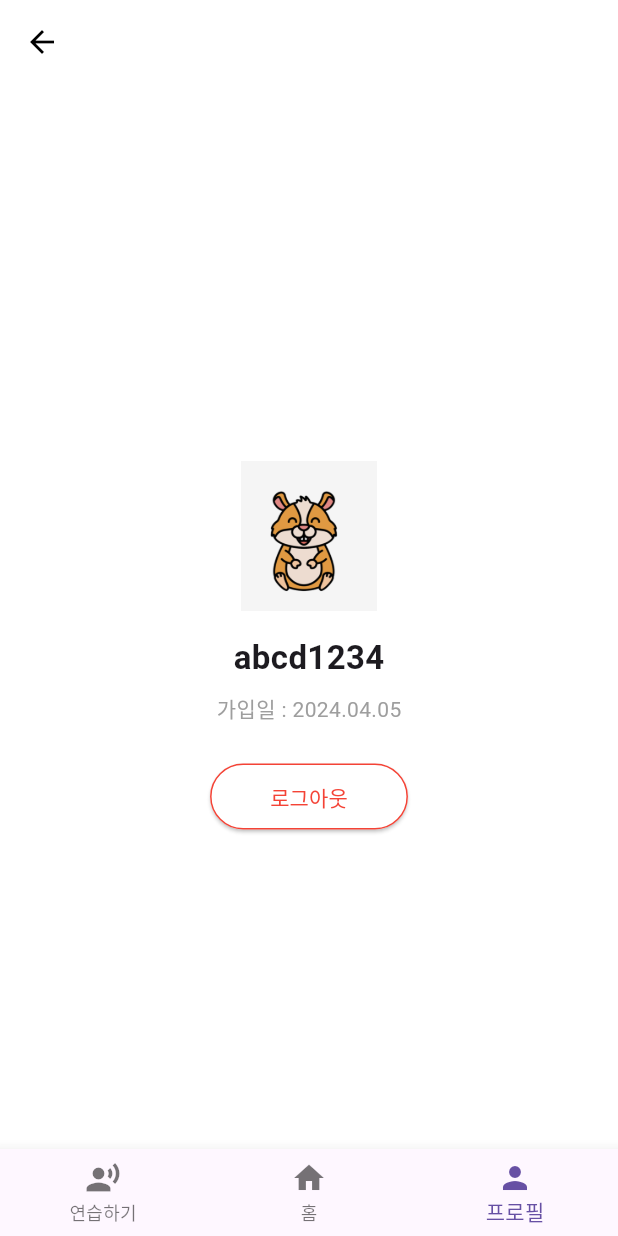
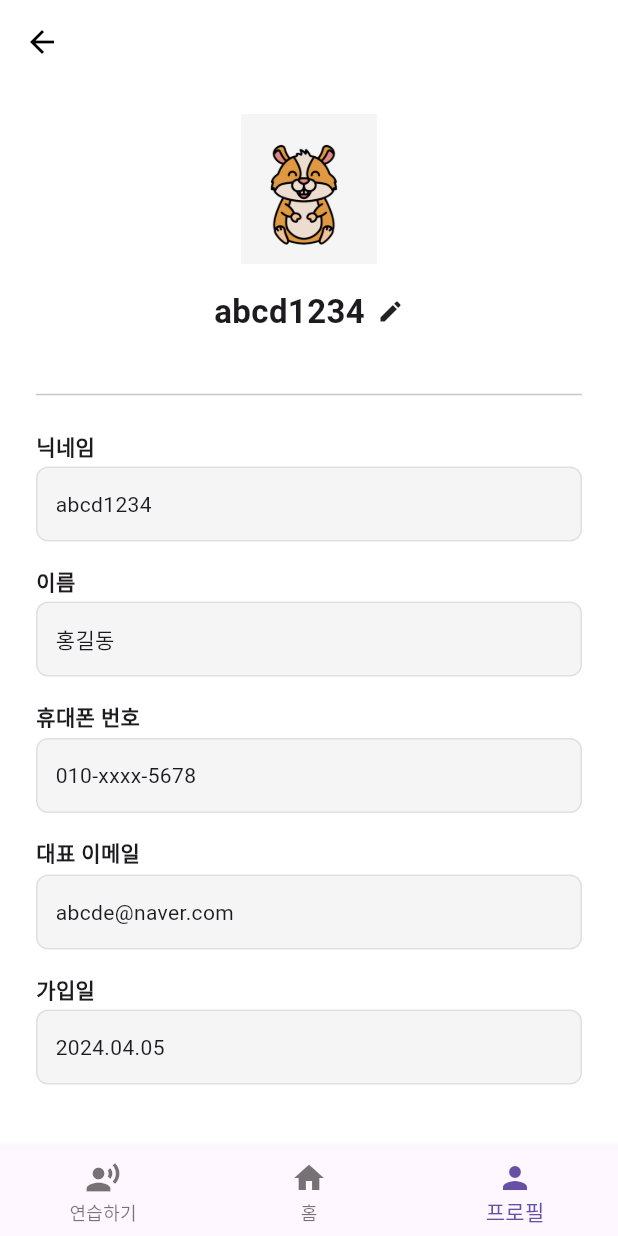
Before and after one commit to fufckddl/Sorimoi, a Flutter app: the ProfileHome screen opened by its route, on a phone screen of 412 x 824 dp. Run offline on Flutter 3.47's test engine with Material 3 defaults, Android fonts, the phone set to English and light mode, and no system bars; our stand-ins replace audioplayers, google_fonts, shared_preferences, table_calendar; missing offline and left inert: dart:html, kakao_flutter_sdk_common, kakao_flutter_sdk_user, mysql1, mysql_client; accounts and stored records are empty; network calls fail.

Commit message:
5/22 프로필 추가

```diff
--- a/lib/user/profile/profileHome.dart
+++ b/lib/user/profile/profileHome.dart
@@ -1,7 +1,14 @@
 import 'package:flutter/material.dart';
 
-class ProfileHome extends StatelessWidget {
+class ProfileHome extends StatefulWidget {
   const ProfileHome({super.key});
+
+  @override
+  State<ProfileHome> createState() => _ProfileHomeState();
+}
+
+class _ProfileHomeState extends State<ProfileHome> {
+  String nickname = 'abcd1234';
 
   @override
   Widget build(BuildContext context) {
@@ -15,10 +22,12 @@ class ProfileHome extends StatelessWidget {
           onPressed: () => Navigator.pop(context),
         ),
       ),
-      body: Column(
-        mainAxisAlignment: MainAxisAlignment.center,
+      body: SingleChildScrollView(
+        child: Padding(
+          padding: const EdgeInsets.symmetric(horizontal: 24.0),
+          child: Column(
             children: [
-          const SizedBox(height: 40),
+              const SizedBox(height: 20),
               Center(
                 child: Column(
                   children: [
@@ -28,39 +37,50 @@ class ProfileHome extends StatelessWidget {
                       height: 100,
                     ),
                     const SizedBox(height: 16),
-                const Text(
-                  'abcd1234',
-                  style: TextStyle(
+                    Row(
+                      mainAxisAlignment: MainAxisAlignment.center,
+                      children: [
+                        Text(
+                          nickname,
+                          style: const TextStyle(
                             fontSize: 22,
                             fontWeight: FontWeight.bold,
                           ),
                         ),
-                const SizedBox(height: 8),
-                const Text(
-                  '가입일 : 2024.04.05',
-                  style: TextStyle(color: Colors.grey),
-                ),
-                const SizedBox(height: 24),
-                ElevatedButton(
-                  onPressed: () {
-                    Navigator.pushReplacementNamed(context, '/userLogin'); // ✅ 수정된 부분
-                  },
-                  style: ElevatedButton.styleFrom(
-                    backgroundColor: Colors.white,
-                    side: const BorderSide(color: Colors.red),
-                    padding: const EdgeInsets.symmetric(horizontal: 40, vertical: 12),
-                  ),
-                  child: const Text(
-                    '로그아웃',
-                    style: TextStyle(color: Colors.red),
-
-                  ),
-
+                        const SizedBox(width: 8),
+                        GestureDetector(
+                          onTap: () => _showEditNicknameDialog(context),
+                          child: const Icon(Icons.edit, size: 18),
                         ),
                       ],
                     ),
+                    const SizedBox(height: 32),
+                  ],
                 ),
+              ),
+              const Divider(thickness: 1),
+              const SizedBox(height: 16),
+              _buildProfileRow('닉네임', nickname),
+              _buildProfileRow('이름', '홍길동'),
+              _buildProfileRow('휴대폰 번호', '010-xxxx-5678'),
+              _buildProfileRow('대표 이메일', 'abcde@naver.com'),
+              _buildProfileRow('가입일', '2024.04.05'),
+              const SizedBox(height: 40),
+              Row(
+                mainAxisAlignment: MainAxisAlignment.spaceEvenly,
+                children: [
+                  _buildOutlinedButton(context, '로그아웃', Colors.red, () {
+                    Navigator.pushReplacementNamed(context, '/userLogin');
+                  }),
+                  _buildOutlinedButton(context, '회원 탈퇴', Colors.red, () {
+                    _showDeleteAccountDialog(context);
+                  }),
                 ],
+              ),
+              const SizedBox(height: 40),
+            ],
+          ),
+        ),
       ),
       bottomNavigationBar: BottomNavigationBar(
         currentIndex: 2,
@@ -69,7 +89,7 @@ class ProfileHome extends StatelessWidget {
             Navigator.pushNamed(context, '/voiceRecognition');
           } else if (index == 1) {
             Navigator.pushNamed(context, '/home');
-          }else if (index == 2) {
+          } else if (index == 2) {
             Navigator.pushNamed(context, '/userHome');
           }
         },
@@ -90,4 +110,95 @@ class ProfileHome extends StatelessWidget {
       ),
     );
   }
+
+  Widget _buildProfileRow(String title, String value) {
+    return Column(
+      crossAxisAlignment: CrossAxisAlignment.start,
+      children: [
+        Text(title,
+            style: const TextStyle(fontWeight: FontWeight.bold, fontSize: 14)),
+        const SizedBox(height: 4),
+        Container(
+          width: double.infinity,
+          padding: const EdgeInsets.symmetric(horizontal: 12, vertical: 14),
+          margin: const EdgeInsets.only(bottom: 16),
+          decoration: BoxDecoration(
+            border: Border.all(color: Colors.grey.shade300),
+            borderRadius: BorderRadius.circular(8),
+            color: Colors.grey.shade100,
+          ),
+          child: Text(value),
+        ),
+      ],
+    );
   }
+
+  Widget _buildOutlinedButton(
+      BuildContext context, String text, Color color, VoidCallback onPressed) {
+    return OutlinedButton(
+      onPressed: onPressed,
+      style: OutlinedButton.styleFrom(
+        padding: const EdgeInsets.symmetric(horizontal: 24, vertical: 12),
+        side: BorderSide(color: color),
+      ),
+      child: Text(
+        text,
+        style: TextStyle(color: color),
+      ),
+    );
+  }
+
+  void _showEditNicknameDialog(BuildContext context) {
+    final controller = TextEditingController(text: nickname);
+    showDialog(
+      context: context,
+      builder: (context) => AlertDialog(
+        title: const Text('닉네임 수정'),
+        content: TextField(
+          controller: controller,
+          decoration: const InputDecoration(hintText: '새 닉네임 입력'),
+        ),
+        actions: [
+          TextButton(
+            onPressed: () => Navigator.pop(context),
+            child: const Text('취소'),
+          ),
+          ElevatedButton(
+            onPressed: () {
+              setState(() {
+                nickname = controller.text.trim();
+              });
+              Navigator.pop(context);
+            },
+            child: const Text('저장'),
+          ),
+        ],
+      ),
+    );
+  }
+
+  void _showDeleteAccountDialog(BuildContext context) {
+    showDialog(
+      context: context,
+      builder: (context) => AlertDialog(
+        title: const Text('회원 탈퇴'),
+        content: const Text('정말 탈퇴하시겠습니까?'),
+        actions: [
+          TextButton(
+            onPressed: () => Navigator.pop(context),
+            child: const Text('아니오'),
+          ),
+          ElevatedButton(
+            onPressed: () {
+              Navigator.pop(context);
+              Navigator.pushReplacementNamed(context, '/userLogin');
+              // TODO: 서버 회원 탈퇴 API 호출 로직 추가 가능
+            },
+            style: ElevatedButton.styleFrom(backgroundColor: Colors.red),
+            child: const Text('예', style: TextStyle(color: Colors.white)),
+          ),
+        ],
+      ),
+    );
+  }
+}
--- a/lib/userhome/userHome.dart
+++ b/lib/userhome/userHome.dart
@@ -140,7 +140,7 @@ class _HomeScreenState extends State<HomeScreen> {
             const SizedBox(height: 12),
             Row(
               mainAxisAlignment: MainAxisAlignment.spaceAround,
-              children: ['월', '화', '수', '목', '금', '토']
+              children: ['월', '화', '수', '목', '금', '토', '일']
                   .map((day) => GestureDetector(
                 onTap: () {
                   openAttendanceSheet(context);
```
Lines whose indentation alone changed are shown as unchanged.
